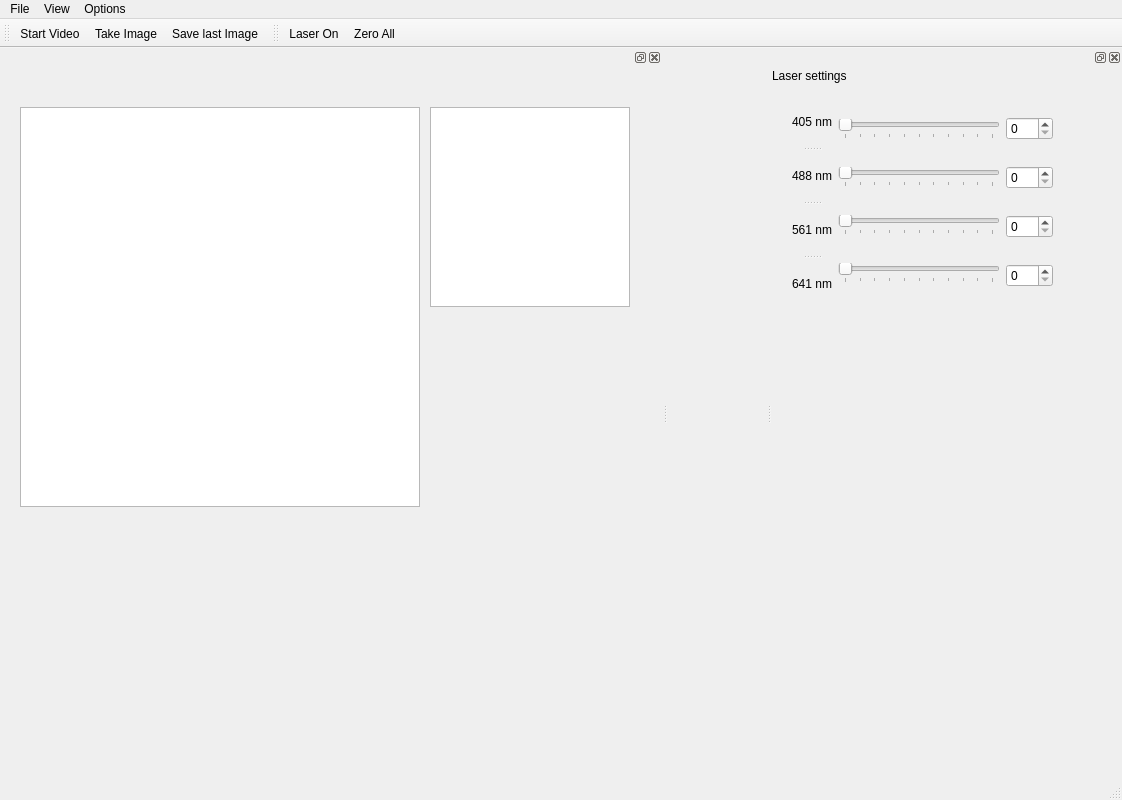
Old version of the form gui/fluorescence_microscopy/ui_basic.ui in the repository fbarho/qudi-cbs.
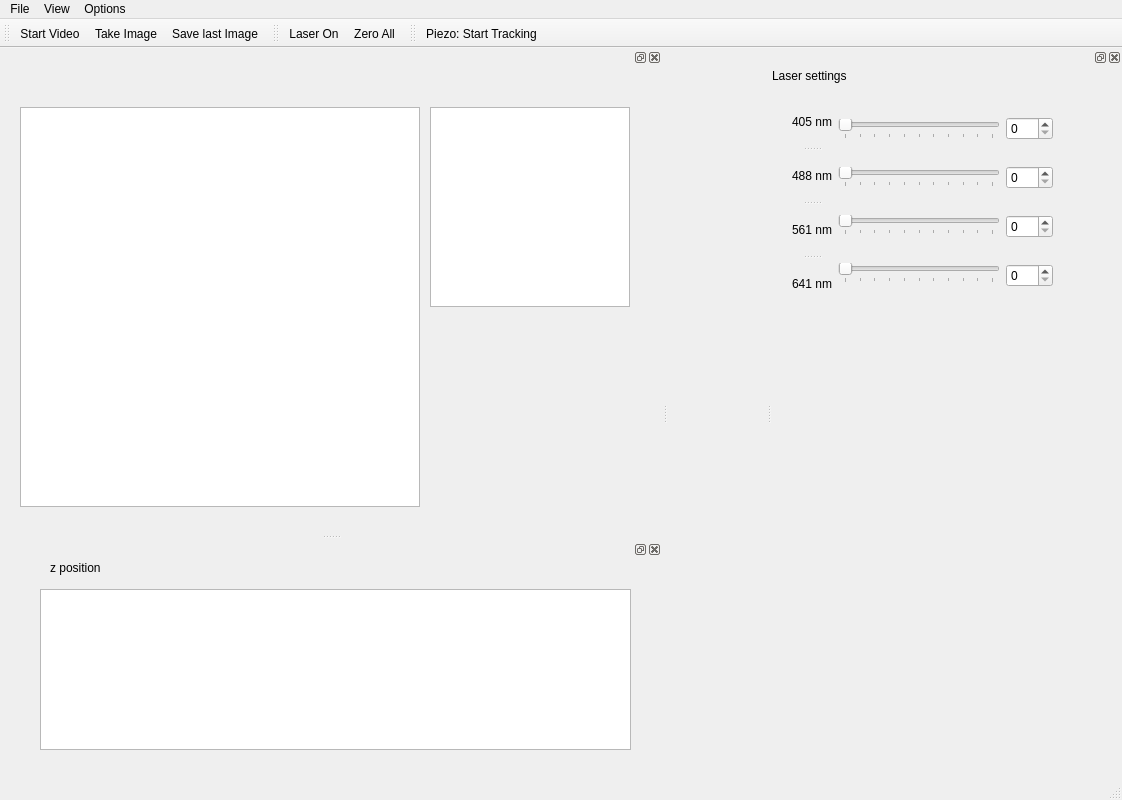
New version of the form. Custom widgets are drawn as their Qt base class.

Commit message: Updated Basic GUI with laser control and piezo position tracking

```diff
--- a/gui/fluorescence_microscopy/ui_basic.ui
+++ b/gui/fluorescence_microscopy/ui_basic.ui
@@ -288,6 +288,54 @@
     </widget>
    </widget>
   </widget>
+  <widget class="QDockWidget" name="focus_DockWidget">
+   <attribute name="dockWidgetArea">
+    <number>1</number>
+   </attribute>
+   <widget class="QWidget" name="dockWidgetContents_3">
+    <property name="minimumSize">
+     <size>
+      <width>500</width>
+      <height>200</height>
+     </size>
+    </property>
+    <widget class="QLabel" name="label">
+     <property name="geometry">
+      <rect>
+       <x>50</x>
+       <y>0</y>
+       <width>91</width>
+       <height>17</height>
+      </rect>
+     </property>
+     <property name="text">
+      <string>z position</string>
+     </property>
+    </widget>
+    <widget class="PlotWidget" name="piezo_PlotWidget">
+     <property name="geometry">
+      <rect>
+       <x>40</x>
+       <y>30</y>
+       <width>591</width>
+       <height>161</height>
+      </rect>
+     </property>
+    </widget>
+   </widget>
+  </widget>
+  <widget class="QToolBar" name="toolBar_3">
+   <property name="windowTitle">
+    <string>toolBar_3</string>
+   </property>
+   <attribute name="toolBarArea">
+    <enum>TopToolBarArea</enum>
+   </attribute>
+   <attribute name="toolBarBreak">
+    <bool>false</bool>
+   </attribute>
+   <addaction name="z_track_Action"/>
+  </widget>
   <action name="save_image_MenuAction">
    <property name="text">
     <string>Save Image</string>
@@ -342,6 +390,14 @@
     <string>Reset laser settings</string>
    </property>
   </action>
+  <action name="z_track_Action">
+   <property name="checkable">
+    <bool>true</bool>
+   </property>
+   <property name="text">
+    <string>Piezo: Start Tracking</string>
+   </property>
+  </action>
  </widget>
  <customwidgets>
   <customwidget>
```
Left out of the diff: 3 changed lines with no effect on the pictures. The commit also changes 6 other files.
